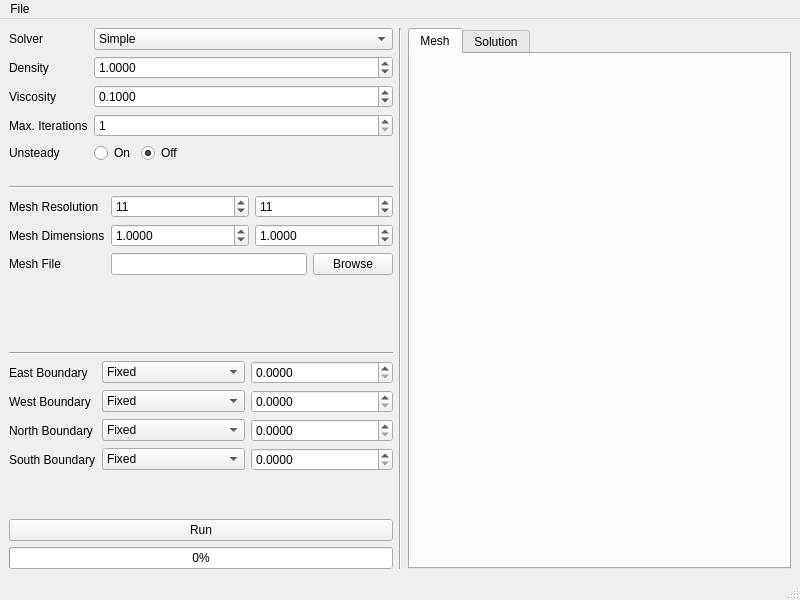
Above: ui/main_window.ui from obrienadam/latte before the change. Below: the same form after it.
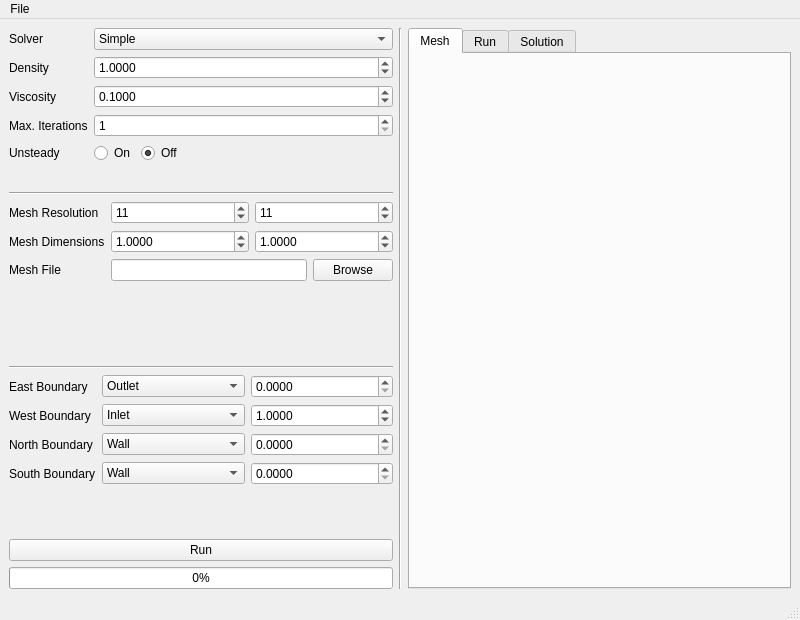
That is the form after the change.

Commit message: Added the skeleton for the Simple solver and restructured the UI for CFD only. Not going to bother with the Poisson solver.

What changed in the file:
```diff
--- a/ui/main_window.ui
+++ b/ui/main_window.ui
@@ -7,7 +7,7 @@
     <x>0</x>
     <y>0</y>
     <width>800</width>
-    <height>600</height>
+    <height>620</height>
    </rect>
   </property>
   <property name="windowTitle">
@@ -300,14 +300,22 @@
            <layout class="QHBoxLayout" name="horizontalLayout_6">
             <item>
              <widget class="QComboBox" name="east_boundary_combo_box">
+              <property name="currentIndex">
+               <number>1</number>
+              </property>
               <item>
                <property name="text">
-                <string>Fixed</string>
+                <string>Inlet</string>
                </property>
               </item>
               <item>
                <property name="text">
-                <string>Normal Gradient</string>
+                <string>Outlet</string>
+               </property>
+              </item>
+              <item>
+               <property name="text">
+                <string>Wall</string>
                </property>
               </item>
              </widget>
@@ -337,7 +345,7 @@
              <widget class="QComboBox" name="west_boundary_combo_box">
               <item>
                <property name="text">
-                <string>Fixed</string>
+                <string>Inlet</string>
                </property>
               </item>
               <item>
@@ -355,6 +363,9 @@
               <property name="singleStep">
                <double>0.100000000000000</double>
               </property>
+              <property name="value">
+               <double>1.000000000000000</double>
+              </property>
              </widget>
             </item>
            </layout>
@@ -370,14 +381,22 @@
            <layout class="QHBoxLayout" name="horizontalLayout_8">
             <item>
              <widget class="QComboBox" name="north_boundary_combo_box">
+              <property name="currentIndex">
+               <number>2</number>
+              </property>
               <item>
                <property name="text">
-                <string>Fixed</string>
+                <string>Inlet</string>
                </property>
               </item>
               <item>
                <property name="text">
-                <string>Normal Gradient</string>
+                <string>Outlet</string>
+               </property>
+              </item>
+              <item>
+               <property name="text">
+                <string>Wall</string>
                </property>
               </item>
              </widget>
@@ -405,14 +424,22 @@
            <layout class="QHBoxLayout" name="horizontalLayout_9">
             <item>
              <widget class="QComboBox" name="south_boundary_combo_box">
+              <property name="currentIndex">
+               <number>2</number>
+              </property>
               <item>
                <property name="text">
-                <string>Fixed</string>
+                <string>Inlet</string>
                </property>
               </item>
               <item>
                <property name="text">
-                <string>Normal Gradient</string>
+                <string>Outlet</string>
+               </property>
+              </item>
+              <item>
+               <property name="text">
+                <string>Wall</string>
                </property>
               </item>
              </widget>
@@ -461,7 +488,7 @@
        </widget>
       </item>
       <item>
-       <widget class="QTabWidget" name="solution_tab">
+       <widget class="QTabWidget" name="Tab">
         <property name="currentIndex">
          <number>0</number>
         </property>
@@ -469,7 +496,11 @@
          <attribute name="title">
           <string>Mesh</string>
          </attribute>
-         <layout class="QVBoxLayout" name="verticalLayout_3"/>
+        </widget>
+        <widget class="QWidget" name="run_tab">
+         <attribute name="title">
+          <string>Run</string>
+         </attribute>
         </widget>
         <widget class="QWidget" name="solution_tab">
          <attribute name="title">
```
Left out of the diff: 30 changed lines with no effect on the pictures. The commit also changes 6 other files.
